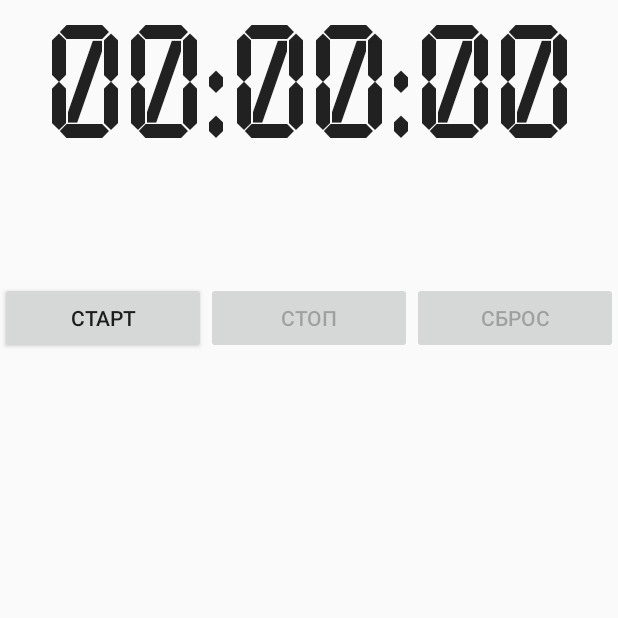
After one commit to nyakuba/PTime, an Android app: the ChronoActivity screen opened directly, with no data from a screen before it, on a phone screen of 412 x 824 dp, the top half of it. The commit adds this screen. Run offline under Robolectric (Android 15) with nearby library versions, the phone set to English and light mode, and no system bars.

Commit message:
Added first version chronometer

```diff
--- a/app/src/main/AndroidManifest.xml
+++ b/app/src/main/AndroidManifest.xml
@@ -15,6 +15,8 @@
                 <category android:name="android.intent.category.LAUNCHER" />
             </intent-filter>
         </activity>
+        <activity android:name=".ChronoActivity">
+        </activity>
     </application>
 
 </manifest>
--- /dev/null
+++ b/app/src/main/res/layout/activity_chrono.xml
@@ -0,0 +1,51 @@
+<?xml version="1.0" encoding="utf-8"?>
+<RelativeLayout xmlns:android="http://schemas.android.com/apk/res/android"
+    android:id="@+id/activity_chrono"
+    android:layout_width="match_parent" android:layout_height="match_parent">
+
+    <LinearLayout
+        android:orientation="horizontal"
+        android:layout_width="match_parent"
+        android:layout_height="match_parent"
+        android:layout_below="@+id/chronometer"
+        android:layout_alignParentRight="true"
+        android:layout_alignParentEnd="true"
+        android:layout_marginTop="72dp">
+
+        <Button
+            android:text="@string/start"
+            android:layout_width="wrap_content"
+            android:layout_height="wrap_content"
+            android:id="@+id/btnStart"
+            android:layout_weight="1"
+            android:onClick="onStartClick" />
+
+        <Button
+            android:text="@string/stop"
+            android:layout_width="wrap_content"
+            android:layout_height="wrap_content"
+            android:id="@+id/btnStop"
+            android:layout_weight="1"
+            android:onClick="onStopClick" />
+
+        <Button
+            android:text="@string/reset"
+            android:layout_width="wrap_content"
+            android:layout_height="wrap_content"
+            android:id="@+id/btnReset"
+            android:layout_weight="1"
+            android:onClick="onResetClick" />
+    </LinearLayout>
+
+    <Chronometer
+        android:layout_width="match_parent"
+        android:layout_height="wrap_content"
+        android:id="@+id/chronometer"
+        android:keepScreenOn="false"
+        android:layout_alignParentTop="true"
+        android:layout_centerHorizontal="true"
+        android:layout_marginTop="5dp"
+        android:textAlignment="center"
+        android:textSize="100sp" />
+
+</RelativeLayout>
--- a/app/src/main/res/values/strings.xml
+++ b/app/src/main/res/values/strings.xml
@@ -1,3 +1,8 @@
 <resources>
     <string name="app_name">PTime</string>
+    <string name="start_time">00:00:00</string>
+    <string name="start">Старт</string>
+    <string name="stop">Стоп</string>
+    <string name="reset">Сброс</string>
+    <string name="digit_keyboard_font">fonts/362_LCDNOVA.ttf</string>
 </resources>
```
Also changed, not shown: app/src/main/java/ru/spbstu/ptime/ChronoActivity.java (added, +143 -0 lines), app/src/main/java/ru/spbstu/ptime/HomeActivity.java (+12 -0 lines), app/src/main/res/layout/activity_home.xml (+7 -10 lines), app/src/main/assets/fonts/362_LCDNOVA.ttf (added).
